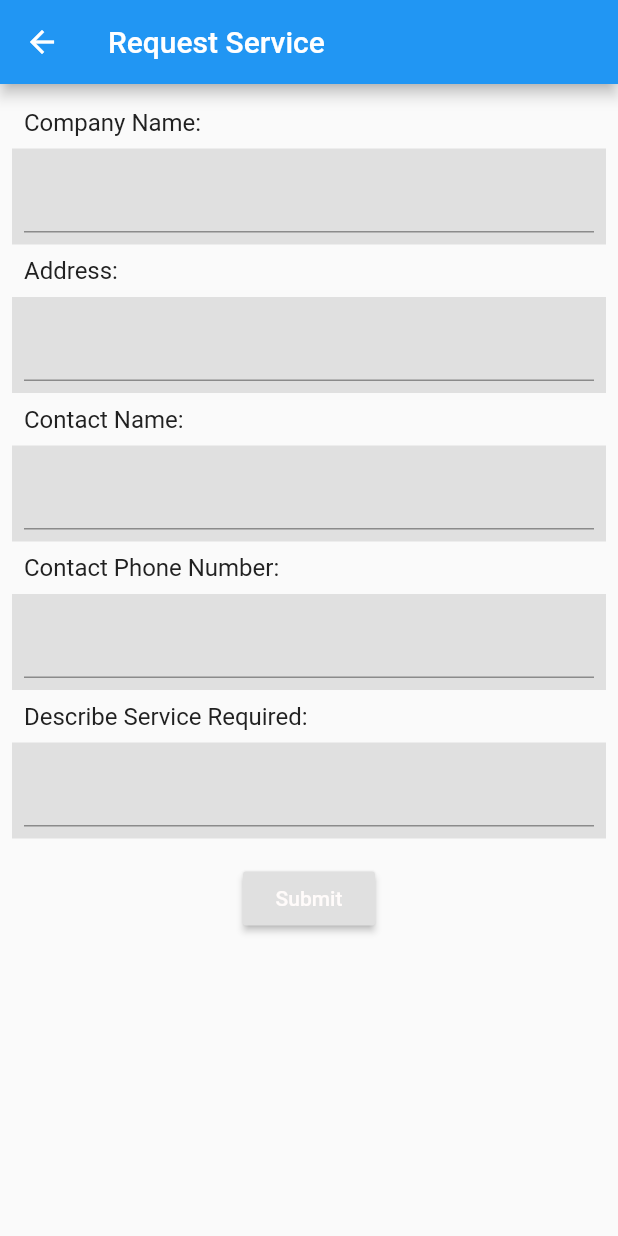
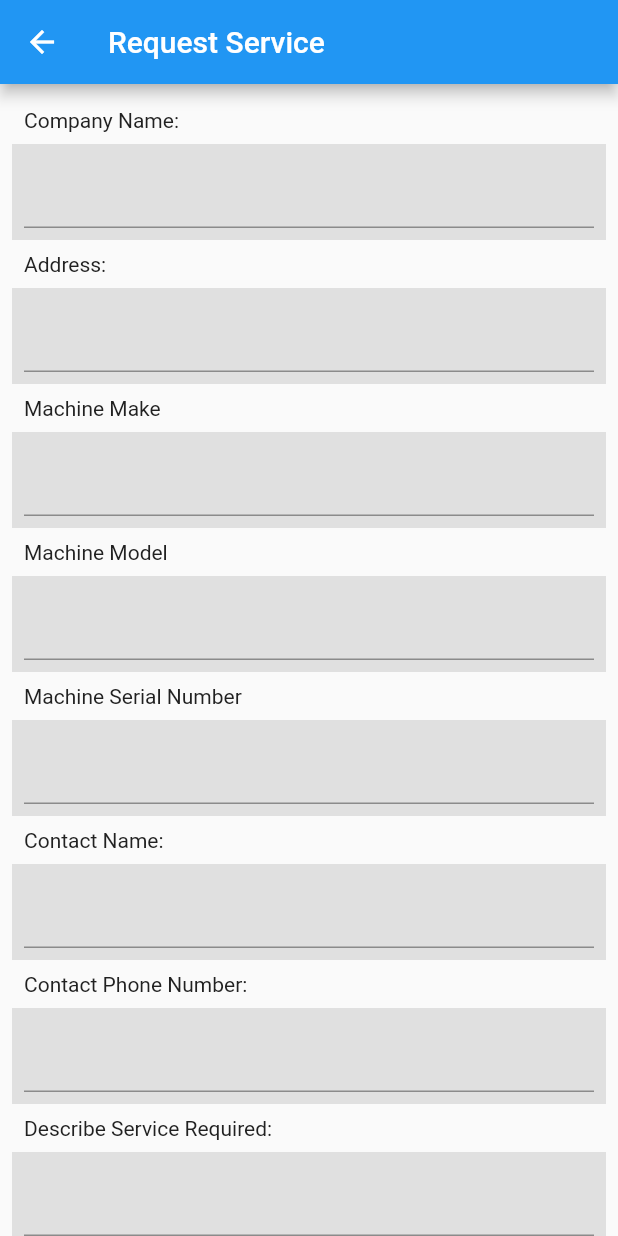
Before and after one commit to LI-Code-Lab/Ultrasound, a Flutter app: the ServiceFormScreen screen opened directly, on a phone screen of 412 x 824 dp. Run offline on Flutter 3.47's test engine with Material 2 defaults, Android fonts, the phone set to English and light mode, and no system bars; our stand-ins replace share, splashscreen; network calls fail.

Commit message:
added service form field values

```diff
--- a/ultrasound_solutions/lib/views/service_form_screen.dart
+++ b/ultrasound_solutions/lib/views/service_form_screen.dart
@@ -20,6 +20,9 @@ class ServiceFormScreenState extends State<ServiceFormScreen> {
   final TextEditingController _contactNameTC = new TextEditingController();
   final TextEditingController _contactNumberTC = new TextEditingController();
   final TextEditingController _serviceNotesTC = new TextEditingController();
+  final TextEditingController _machineModelTC = new TextEditingController();
+  final TextEditingController _machineMakeTC = new TextEditingController();
+  final TextEditingController _machineSerialNumber = new TextEditingController();
 
   final emailTitle = "New Service Request";
   final submitEmail = "service@uscultrasound.com";
@@ -42,7 +45,8 @@ class ServiceFormScreenState extends State<ServiceFormScreen> {
   }
 
   Widget _buildServiceForm() {
-    return Form(
+    return SingleChildScrollView(
+      child: Form(
           key: _formKey,
           child: new Container(
             padding: EdgeInsets.all(8.0),
@@ -53,6 +57,12 @@ class ServiceFormScreenState extends State<ServiceFormScreen> {
                 _buildTextFormField(_companyNameTC),
                 _buildTextFormTitleField("Address: "),
                 _buildTextFormField(_addressTC),
+                _buildTextFormTitleField("Machine Make"),
+                _buildTextFormField(_machineMakeTC),
+                _buildTextFormTitleField("Machine Model"),
+                _buildTextFormField(_machineModelTC),
+                _buildTextFormTitleField("Machine Serial Number"),
+                _buildTextFormField(_machineSerialNumber),
                 _buildTextFormTitleField("Contact Name: "),
                 _buildTextFormField(_contactNameTC),
                 _buildTextFormTitleField("Contact Phone Number: "),
@@ -62,7 +72,8 @@ class ServiceFormScreenState extends State<ServiceFormScreen> {
                 _buildSubmitButton(),
               ],
             ),
-        ));
+          )),
+    );
   }
 
   Widget _buildTextFormField(TextEditingController textController) {
@@ -107,7 +118,7 @@ class ServiceFormScreenState extends State<ServiceFormScreen> {
     return new Container(
       padding: EdgeInsets.all(8.0),
       child: Text(title,
-          style: TextStyle(fontSize: 16.0, color: kUltraSoundPrimaryText)),
+          style: TextStyle(fontSize: 14.0, color: kUltraSoundPrimaryText)),
     );
   }
 
@@ -133,7 +144,7 @@ class ServiceFormScreenState extends State<ServiceFormScreen> {
                   submitContent,
                   style: new TextStyle(
                     color: kUltraSoundPrimaryText,
-                    fontSize: 16.0,
+                    fontSize: 14.0,
                   ),
                 )
               ],
@@ -162,6 +173,15 @@ class ServiceFormScreenState extends State<ServiceFormScreen> {
                               "Address: " +
                               _addressTC.text +
                               "\n\n" +
+                                  "Machine Make: " +
+                                  _machineMakeTC.text +
+                                  "\n\n" +
+                                  "Machine Model: " +
+                                  _machineModelTC.text +
+                                  "\n\n" +
+                                  "Machine Serial Number: " +
+                                  _machineSerialNumber.text +
+                                  "\n\n" +
                               "Contact Name: " +
                               " " +
                               _contactNameTC.text +
```
Also changed, not shown: 3 other files. Lines whose indentation alone changed are shown as unchanged.
